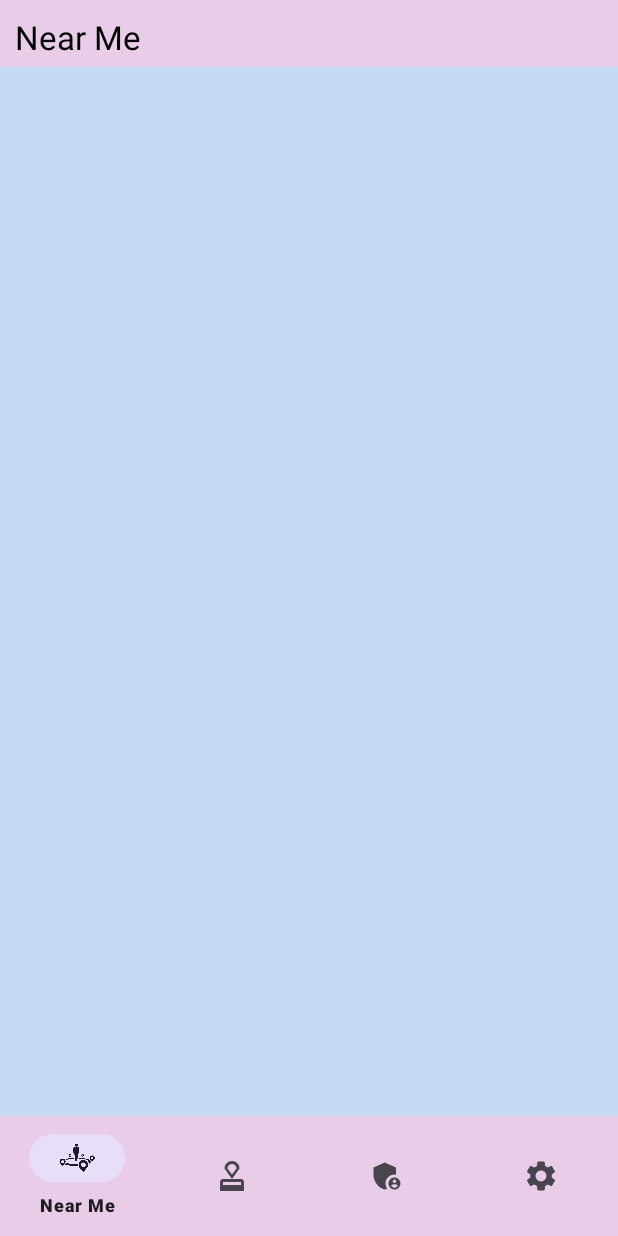
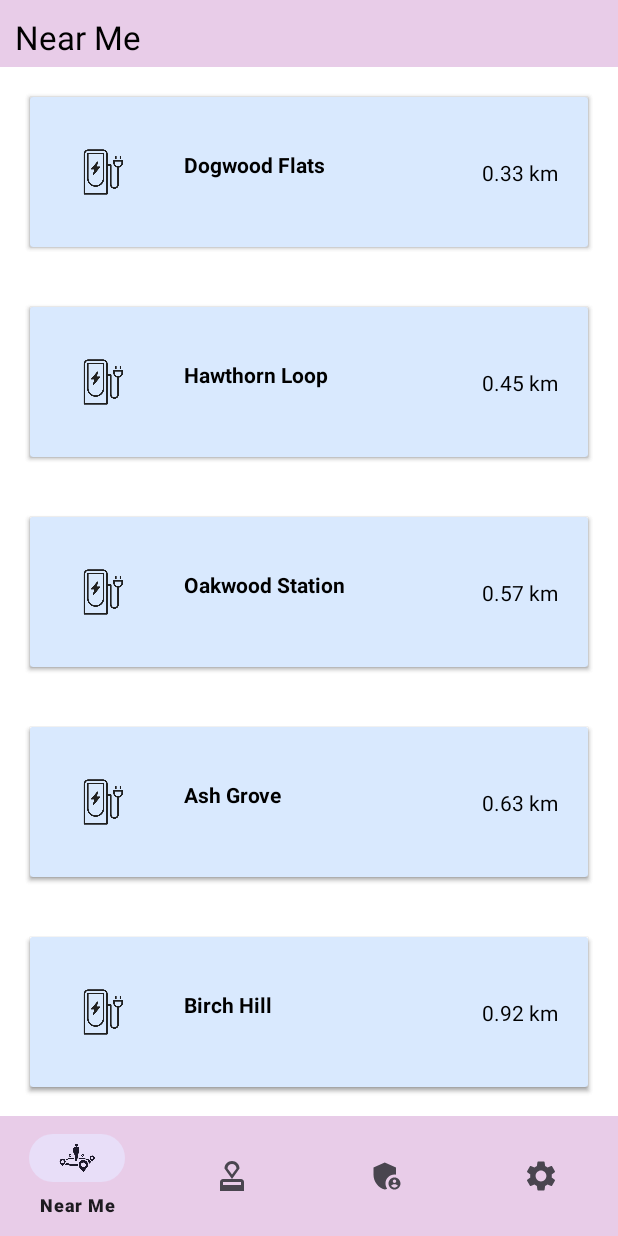
Before and after one commit to BanglaWarlock/ENG_SUS_COLLAB, an Android app: the screen it shows after launch (MainActivity), on a phone screen of 412 x 824 dp. Run offline under Robolectric (Android 15) with nearby library versions, the light colour scheme and no system bars.

Commit message:
-Vertical weight for near_me recycler view -Changed station_user : card view is used instead, margined 20 dp, component arrangment similar, only card have background colour, constarint view in card, constrained top and bottom. -NearbyStation Adapter -Nearby Station ITem dataclass -Some fake station data -Slightly change admin, map viee for testing -fragment now switch correctly

```diff
--- a/app/src/main/java/com/example/eng_sus_collab/MainActivity.kt
+++ b/app/src/main/java/com/example/eng_sus_collab/MainActivity.kt
@@ -75,9 +75,11 @@ class MainActivity : AppCompatActivity()
         val transaction = supportFragmentManager.beginTransaction()
 
         transaction.add(R.id.fragmentContainerView2, nearMeFragment)
+/*
         transaction.add(R.id.fragmentContainerView2, mapFragment).hide(mapFragment)
         transaction.add(R.id.fragmentContainerView2, adminFragment).hide(adminFragment)
         transaction.add(R.id.fragmentContainerView2, settingsFragment).hide(settingsFragment)
+*/
 
         transaction.commit()
 
@@ -92,8 +94,7 @@ class MainActivity : AppCompatActivity()
         // Hide the current fragment and show the new one
         activeFragment?.let {
             supportFragmentManager.beginTransaction()
-                .hide(it)
-                .show(fragment)
+                .replace(R.id.fragmentContainerView2, fragment)
                 .commit()
         }
 
--- a/app/src/main/java/com/example/eng_sus_collab/NearMe.kt
+++ b/app/src/main/java/com/example/eng_sus_collab/NearMe.kt
@@ -5,6 +5,8 @@ import androidx.fragment.app.Fragment
 import android.view.LayoutInflater
 import android.view.View
 import android.view.ViewGroup
+import androidx.recyclerview.widget.LinearLayoutManager
+import androidx.recyclerview.widget.RecyclerView
 
 // TODO: Rename parameter arguments, choose names that match
 // the fragment initialization parameters, e.g. ARG_ITEM_NUMBER
@@ -16,10 +18,11 @@ private const val ARG_PARAM2 = "param2"
  * Use the [NearMe.newInstance] factory method to
  * create an instance of this fragment.
  */
-class NearMe : Fragment() {
-    // TODO: Rename and change types of parameters
+class NearMe : Fragment(), NearbyStationEvents {
     private var param1: String? = null
     private var param2: String? = null
+    private var stationList = ArrayList<NearbyStationItem>()
+    private  lateinit var  stationListAdapter: NearbyStationAdapter
 
     override fun onCreate(savedInstanceState: Bundle?) {
         super.onCreate(savedInstanceState)
@@ -27,6 +30,40 @@ class NearMe : Fragment() {
             param1 = it.getString(ARG_PARAM1)
             param2 = it.getString(ARG_PARAM2)
         }
+
+
+    }
+
+    private fun setupStationLists()
+    {
+        var stations = ArrayList<NearbyStationItem>()
+
+        stations.add(NearbyStationItem("Station 1", 2.0))
+        stations.add(NearbyStationItem("Maple Junction", 1.85))
+        stations.add(NearbyStationItem("Oakwood Station", 0.57))
+        stations.add(NearbyStationItem("Pine Ridge", 3.21))
+        stations.add(NearbyStationItem("Cedar Point", 2.44))
+        stations.add(NearbyStationItem("Birch Hill", 0.92))
+        stations.add(NearbyStationItem("Elm Street", 4.76))
+        stations.add(NearbyStationItem("Spruce Valley", 1.39))
+        stations.add(NearbyStationItem("Willow Creek", 2.88))
+        stations.add(NearbyStationItem("Ash Grove", 0.63))
+        stations.add(NearbyStationItem("Redwood Central", 3.07))
+        stations.add(NearbyStationItem("Magnolia Heights", 1.02))
+        stations.add(NearbyStationItem("Chestnut Bay", 2.12))
+        stations.add(NearbyStationItem("Hawthorn Loop", 0.45))
+        stations.add(NearbyStationItem("Juniper Park", 3.90))
+        stations.add(NearbyStationItem("Linden Terrace", 4.04))
+        stations.add(NearbyStationItem("Sequoia Fields", 2.77))
+        stations.add(NearbyStationItem("Dogwood Flats", 0.33))
+        stations.add(NearbyStationItem("Fir Glen", 1.96))
+        stations.add(NearbyStationItem("Poplar Springs", 4.59))
+        stations.add(NearbyStationItem("Sycamore Station", 2.23))
+
+        stations.sortBy { it.station_distance }
+
+        stationListAdapter.setLists(stations)
+        stationListAdapter.notifyDataSetChanged()
     }
 
     override fun onCreateView(
@@ -34,7 +71,18 @@ class NearMe : Fragment() {
         savedInstanceState: Bundle?
     ): View? {
         // Inflate the layout for this fragment
-        return inflater.inflate(R.layout.fragment_near_me, container, false)
+        var view = inflater.inflate(R.layout.fragment_near_me, container, false)
+
+        // setup recycler view
+
+        // set up recycler view
+        val recyclerView = view.findViewById<RecyclerView>(R.id.recyclerUser)
+        recyclerView.layoutManager = LinearLayoutManager(this.context)
+        stationListAdapter = NearbyStationAdapter(stationList, this)
+        recyclerView.adapter = stationListAdapter
+
+        setupStationLists()
+        return view
     }
 
     companion object {
--- /dev/null
+++ b/app/src/main/java/com/example/eng_sus_collab/NearbyStationAdapter.kt
@@ -0,0 +1,69 @@
+package com.example.eng_sus_collab
+
+import android.content.Context
+import android.view.LayoutInflater
+import android.view.View
+import android.view.ViewGroup
+import android.widget.ImageView
+import android.widget.Switch
+import android.widget.TextView
+import androidx.cardview.widget.CardView
+import androidx.recyclerview.widget.RecyclerView
+import java.util.Calendar
+
+interface  NearbyStationEvents{
+/*    fun  onTaskClick(taskItem: TaskItem)
+    fun onTaskLongClick(taskItem: TaskItem)
+    fun onTaskSwitchClick(taskItem: TaskItem)*/
+}
+
+class NearbyStationAdapter(private var stationList : ArrayList<NearbyStationItem>, private var stationEvent : NearbyStationEvents) :
+    RecyclerView.Adapter<NearbyStationAdapter.ViewHolder>() {
+
+    private lateinit var context: Context
+
+    class ViewHolder(itemView: View) : RecyclerView.ViewHolder(itemView)
+    {
+        val stationName = itemView.findViewById<TextView>(R.id.text_StName2)
+        val stationDistance = itemView.findViewById<TextView>(R.id.text_Date)
+        val stationContainer = itemView.findViewById<CardView>(R.id.stationContainer)
+    }
+
+    override fun onCreateViewHolder(parent: ViewGroup, viewType: Int): NearbyStationAdapter.ViewHolder
+    {
+        context = parent.context
+        val view = LayoutInflater.from(parent.context).inflate(R.layout.station_user, parent, false)
+        return ViewHolder(view)
+    }
+
+    override fun onBindViewHolder(holder: NearbyStationAdapter.ViewHolder, position: Int)
+    {
+        val stationItem = stationList[position]
+
+        // name and due date is always there
+        holder.stationName.text = stationItem.station_name
+        holder.stationDistance.text = stationItem.station_distance.toString() + " km"
+
+
+        // set event listeners ?? TO DO IT LATER
+
+//        holder.stationContainer.setOnClickListener {
+//            stationEvent.onTaskClick(taskItem)
+//        }
+//
+//        holder.taskContainer.setOnLongClickListener {
+//            taskEvent.onTaskLongClick(taskItem)
+//            true
+//        }
+    }
+
+    override fun getItemCount(): Int
+    {
+        return stationList.size
+    }
+
+    fun setLists(stations: ArrayList<NearbyStationItem>)
+    {
+        stationList = stations
+    }
+}
--- /dev/null
+++ b/app/src/main/java/com/example/eng_sus_collab/NearbyStationItem.kt
@@ -0,0 +1,4 @@
+package com.example.eng_sus_collab
+
+data class NearbyStationItem(var station_name: String,
+                             var station_distance: Double)
--- a/app/src/main/res/layout/activity_main.xml
+++ b/app/src/main/res/layout/activity_main.xml
@@ -4,10 +4,11 @@
     xmlns:tools="http://schemas.android.com/tools"
     android:id="@+id/main"
     android:layout_width="match_parent"
+    android:background="@color/white"
     android:layout_height="match_parent"
-    android:background="#C4D9F2"
+
     tools:context=".MainActivity">
-<!--        Main App view-->
+<!--      android:background="#C4D9F2"  Main App view-->
 <!--        removed cause header would change in fragment (?)-->
 <!--        <TextView-->
 <!--            android:id="@+id/textNear"-->
--- a/app/src/main/res/layout/fragment_admin_view.xml
+++ b/app/src/main/res/layout/fragment_admin_view.xml
@@ -4,6 +4,7 @@
     xmlns:tools="http://schemas.android.com/tools"
     android:layout_width="match_parent"
     android:layout_height="match_parent"
+    android:background="#C4D9F2"
     tools:context=".AdminView">
 
 
@@ -23,16 +24,26 @@
         app:layout_constraintStart_toStartOf="parent"
         app:layout_constraintTop_toTopOf="parent" />
 
-    <!-- List out stations for Admin  -->
-    <androidx.recyclerview.widget.RecyclerView
-        android:id="@+id/recyclerAdmin"
-        android:layout_width="match_parent"
+    <TextView
+        android:id="@+id/textView3"
+        android:layout_width="0dp"
         android:layout_height="0dp"
+        android:text="TextView"
         app:layout_constraintBottom_toBottomOf="parent"
         app:layout_constraintEnd_toEndOf="parent"
         app:layout_constraintStart_toStartOf="parent"
         app:layout_constraintTop_toBottomOf="@+id/textMap" />
 
+    <!-- List out stations for Admin-->
 
+    <androidx.recyclerview.widget.RecyclerView
+        android:id="@+id/recyclerAdmin"
+        android:layout_width="match_parent"
+        android:layout_height="0dp"
+        app:layout_constraintVertical_weight="1"
+        app:layout_constraintBottom_toBottomOf="parent"
+        app:layout_constraintEnd_toEndOf="parent"
+        app:layout_constraintStart_toStartOf="parent"
+        app:layout_constraintTop_toBottomOf="@+id/textMap" />
 
 </androidx.constraintlayout.widget.ConstraintLayout>
--- a/app/src/main/res/layout/fragment_map_view.xml
+++ b/app/src/main/res/layout/fragment_map_view.xml
@@ -4,6 +4,7 @@
     xmlns:tools="http://schemas.android.com/tools"
     android:layout_width="match_parent"
     android:layout_height="match_parent"
+    android:background="@color/black"
     tools:context=".MapView">
 
 
@@ -27,6 +28,7 @@
         android:id="@+id/mapView2"
         android:layout_width="match_parent"
         android:layout_height="0dp"
+        app:layout_constraintVertical_weight="1"
         app:layout_constraintBottom_toBottomOf="parent"
         app:layout_constraintEnd_toEndOf="parent"
         app:layout_constraintStart_toStartOf="parent"
--- a/app/src/main/res/layout/fragment_near_me.xml
+++ b/app/src/main/res/layout/fragment_near_me.xml
@@ -4,9 +4,9 @@
         xmlns:tools="http://schemas.android.com/tools"
         android:layout_width="match_parent"
         android:layout_height="match_parent"
-        android:background="#C4D9F2"
         tools:context=".NearMe">
 
+ <!-- android:background="#C4D9F2"-->
         <TextView
             android:id="@+id/textNear"
             android:layout_width="match_parent"
@@ -30,7 +30,10 @@
         android:layout_height="0dp"
         app:layout_constraintBottom_toBottomOf="parent"
         app:layout_constraintEnd_toEndOf="parent"
+        app:layout_constraintHorizontal_bias="0.0"
+        app:layout_constraintHorizontal_weight="1"
         app:layout_constraintStart_toStartOf="parent"
-            app:layout_constraintTop_toBottomOf="@+id/textNear" />
+        app:layout_constraintTop_toBottomOf="@+id/textNear"
+        app:layout_constraintVertical_bias="1.0" />
 
 </androidx.constraintlayout.widget.ConstraintLayout>
--- a/app/src/main/res/layout/station_user.xml
+++ b/app/src/main/res/layout/station_user.xml
@@ -4,16 +4,48 @@
     xmlns:tools="http://schemas.android.com/tools"
     android:layout_width="match_parent"
     android:layout_height="wrap_content"
-    android:background="#D9E9FE">
+    >
 
-<!--    UI for a station in a list-->
+<!--  android:background="#D9E9FE"  UI for a station in a list-->
+
+
+
+<!--
+    <View
+        android:id="@+id/buy_line"
+        android:layout_width="0dp"
+        android:layout_height="1dp"
+        android:layout_marginTop="17dp"
+        android:ems="10"
+        android:inputType="text"
+        app:layout_constraintEnd_toEndOf="parent"
+        app:layout_constraintStart_toStartOf="parent"
+        app:layout_constraintTop_toBottomOf="@+id/text_StName2" />
+-->
+
+    <androidx.cardview.widget.CardView
+        android:id="@+id/stationContainer"
+        android:layout_width="match_parent"
+        android:layout_height="100dp"
+        android:layout_margin="20dp"
+        android:backgroundTint="#D9E9FE"
+
+        app:layout_constraintBottom_toBottomOf="parent"
+        app:layout_constraintEnd_toEndOf="parent"
+        app:layout_constraintStart_toStartOf="parent"
+        app:layout_constraintTop_toTopOf="parent" >
+
+
+        <androidx.constraintlayout.widget.ConstraintLayout
+            android:layout_width="match_parent"
+            android:layout_height="match_parent">
 
             <ImageView
                 android:id="@+id/icon_Complete"
                 android:layout_width="54dp"
                 android:layout_height="52dp"
-        android:layout_marginStart="4dp"
-        android:layout_marginTop="4dp"
+                android:layout_marginStart="20dp"
+                app:layout_constraintBottom_toBottomOf="parent"
                 app:layout_constraintStart_toStartOf="parent"
                 app:layout_constraintTop_toTopOf="parent"
                 app:srcCompat="@drawable/station" />
@@ -22,13 +54,11 @@
                 android:id="@+id/text_StName2"
                 android:layout_width="170dp"
                 android:layout_height="29dp"
-        android:layout_marginStart="16dp"
-        android:layout_marginTop="12dp"
                 android:text="Batu Lintang Station"
                 android:textColor="@color/black"
                 android:textStyle="bold"
+                app:layout_constraintBottom_toBottomOf="@+id/icon_Complete"
                 app:layout_constraintEnd_toStartOf="@+id/text_Date"
-        app:layout_constraintHorizontal_bias="0.19"
                 app:layout_constraintStart_toEndOf="@+id/icon_Complete"
                 app:layout_constraintTop_toTopOf="@+id/icon_Complete" />
 
@@ -36,23 +66,13 @@
                 android:id="@+id/text_Date"
                 android:layout_width="wrap_content"
                 android:layout_height="wrap_content"
-        android:layout_marginTop="4dp"
-        android:layout_marginEnd="36dp"
+                android:layout_marginEnd="20dp"
                 android:text="2 km"
                 android:textColor="@color/black"
+                app:layout_constraintBottom_toBottomOf="@+id/text_StName2"
                 app:layout_constraintEnd_toEndOf="parent"
                 app:layout_constraintTop_toTopOf="@+id/text_StName2" />
-
-    <View
-        android:id="@+id/buy_line"
-        android:layout_width="0dp"
-        android:layout_height="1dp"
-        android:layout_marginTop="17dp"
-        android:background="#BFC7BF"
-        android:ems="10"
-        android:inputType="text"
-        app:layout_constraintEnd_toEndOf="parent"
-        app:layout_constraintStart_toStartOf="parent"
-        app:layout_constraintTop_toBottomOf="@+id/text_StName2" />
+        </androidx.constraintlayout.widget.ConstraintLayout>
+    </androidx.cardview.widget.CardView>
 
 </androidx.constraintlayout.widget.ConstraintLayout>
```
Lines whose indentation alone changed are shown as unchanged.
